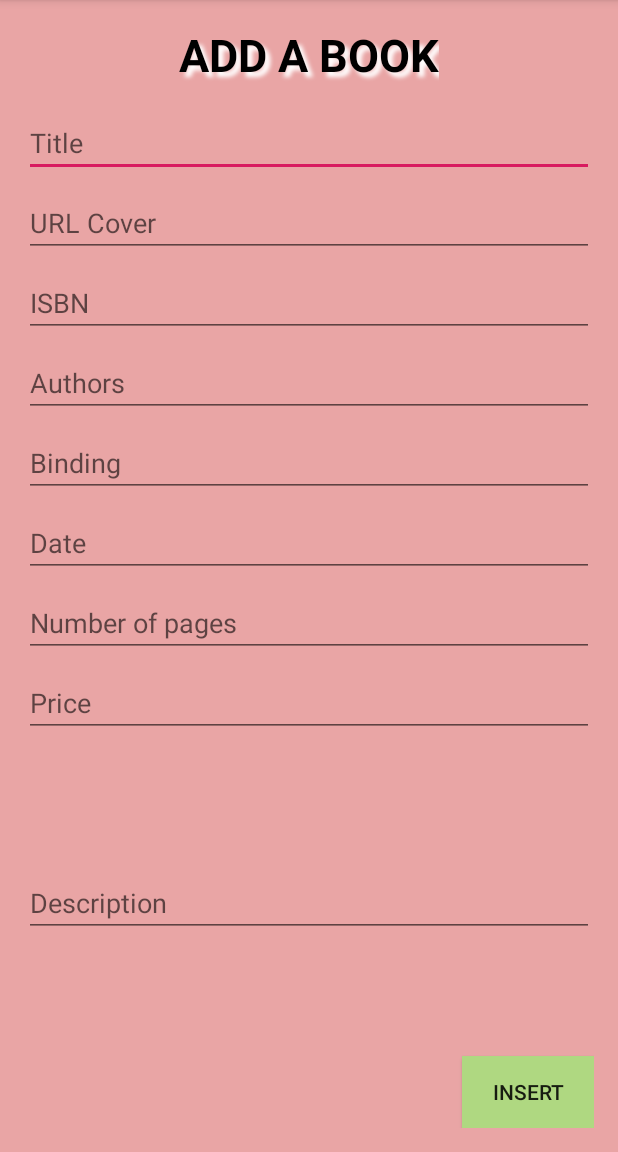
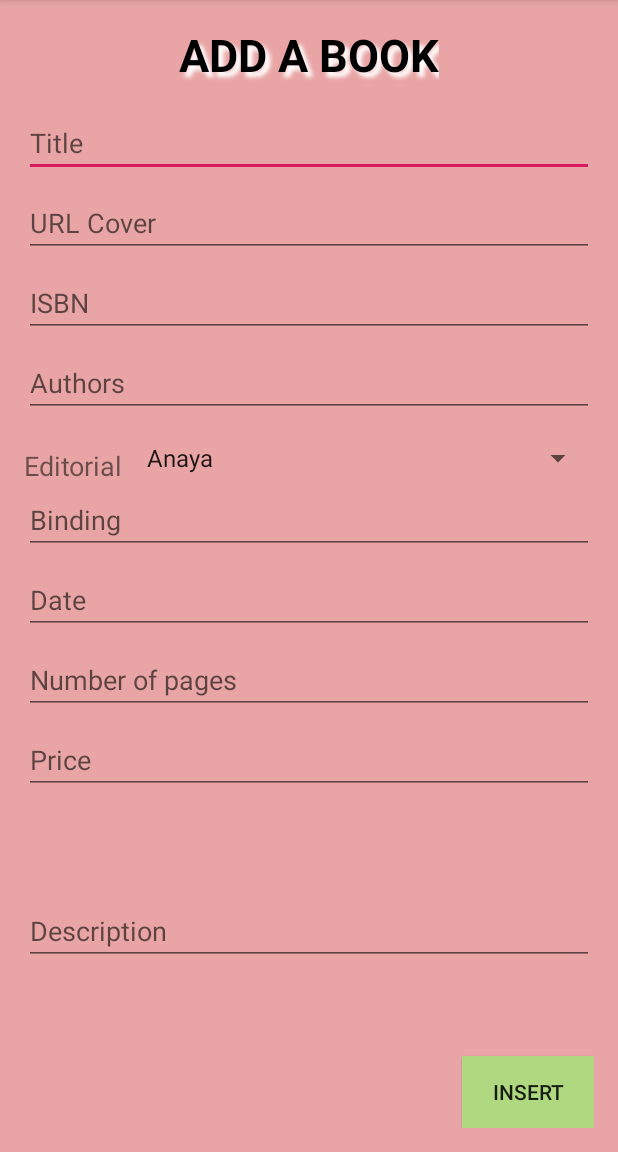
Before and after one commit to aizaguirreteb/Bookstore, an Android app: the screen it shows after launch (AddBookForm), on a phone screen of 412 x 824 dp, the part 84-1236 px from its top. Run offline under Robolectric (Android 15) with nearby library versions, the phone set to English and light mode, and no system bars.

Commit message:
Added Spinner 'Editorial'

```diff
--- a/app/src/main/res/layout/activity_add_book_form.xml
+++ b/app/src/main/res/layout/activity_add_book_form.xml
@@ -151,6 +151,27 @@
         android:inputType="textPersonName"
         app:layout_constraintEnd_toEndOf="parent"
         app:layout_constraintStart_toStartOf="parent"
+        app:layout_constraintTop_toBottomOf="@+id/spinnerEditorial" />
+
+    <Spinner
+        android:id="@+id/spinnerEditorial"
+        android:layout_width="0dp"
+        android:layout_height="22dp"
+        android:layout_marginStart="8dp"
+        android:layout_marginTop="16dp"
+        android:entries="@array/editorial_array"
+        app:layout_constraintEnd_toEndOf="parent"
+        app:layout_constraintStart_toEndOf="@+id/txtEditorial"
+        app:layout_constraintTop_toBottomOf="@+id/editTextAuthors" />
+
+    <TextView
+        android:id="@+id/txtEditorial"
+        android:layout_width="wrap_content"
+        android:layout_height="wrap_content"
+        android:layout_marginTop="20dp"
+        android:text="@string/txt_editorial"
+        android:textSize="18sp"
+        app:layout_constraintStart_toStartOf="parent"
         app:layout_constraintTop_toBottomOf="@+id/editTextAuthors" />
 
 
--- a/app/src/main/res/values/strings.xml
+++ b/app/src/main/res/values/strings.xml
@@ -11,6 +11,18 @@
     <string name="description_hint">Description</string>
     <string name="btn_add">INSERT</string>
     <string name="enc_hint">Binding</string>
+    <string name="txt_editorial">Editorial</string>
+
+    <string-array name="editorial_array">
+        <item>Anaya</item>
+        <item>Mac Graw Hill</item>
+        <item>Oreilly</item>
+        <item>Apress</item>
+        <item>Manning</item>
+        <item>Pretince Hall</item>
+        <item>Rama</item>
+    </string-array>
+
 
 
 
```
